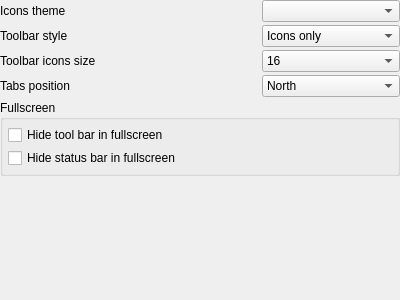
This is src/app/ui/forms/ViewSettingsPage.ui in Mezomish/juffed as Qt 5 draws it before an edit. The edited form follows.
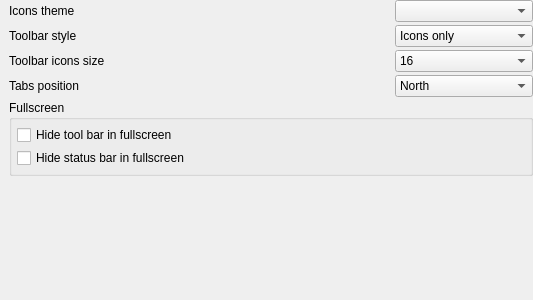
This is the edited form.

Commit message: Unified content margins in settings

```diff
--- a/src/app/ui/forms/ViewSettingsPage.ui
+++ b/src/app/ui/forms/ViewSettingsPage.ui
@@ -6,7 +6,7 @@
    <rect>
     <x>0</x>
     <y>0</y>
-    <width>400</width>
+    <width>533</width>
     <height>300</height>
    </rect>
   </property>
@@ -14,9 +14,18 @@
    <string/>
   </property>
   <layout class="QGridLayout">
-   <property name="margin">
+   <property name="leftMargin">
+    <number>9</number>
+   </property>
+   <property name="topMargin">
     <number>0</number>
    </property>
+   <property name="rightMargin">
+    <number>0</number>
+   </property>
+   <property name="bottomMargin">
+    <number>9</number>
+   </property>
    <property name="spacing">
     <number>3</number>
    </property>
```
The commit also changes 7 other files.
